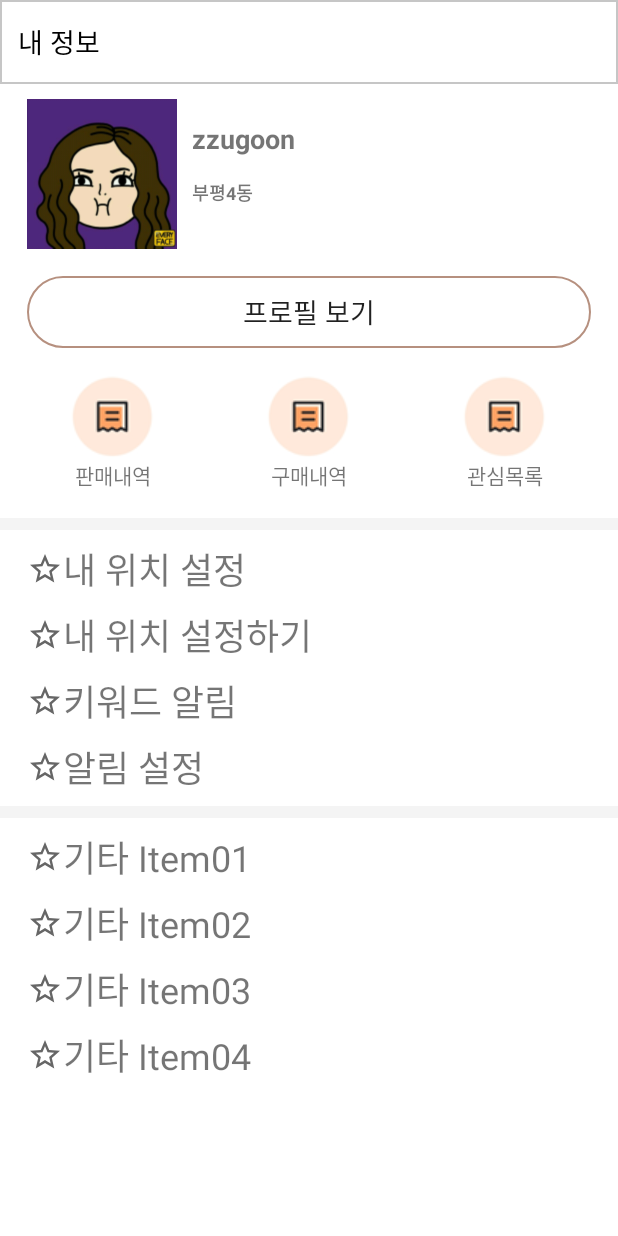
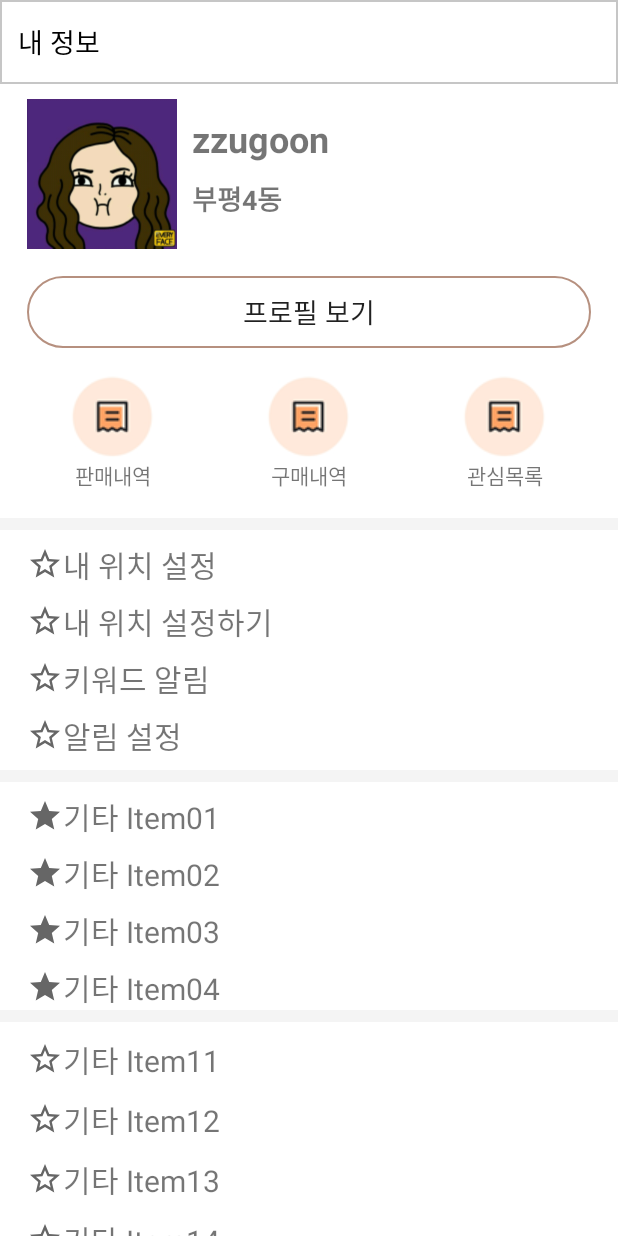
Before and after one commit to zzugoon/Project_Sharez, an Android app: the layout fragment_bot_my.xml on its own in the app's theme, with its tools: preview values and no code run, on a phone screen of 412 x 824 dp. Run offline under Robolectric (Android 15) with nearby library versions, the phone set to English and light mode, and no system bars.

Commit message:
자잘한 것들 수정 (#7)

```diff
--- a/app/src/main/res/layout/fragment_bot_my.xml
+++ b/app/src/main/res/layout/fragment_bot_my.xml
@@ -31,6 +31,7 @@
     <ScrollView
         android:layout_width="0dp"
         android:layout_height="0dp"
+        android:scrollbars="none"
         app:layout_constraintBottom_toBottomOf="parent"
         app:layout_constraintEnd_toEndOf="parent"
         app:layout_constraintStart_toStartOf="parent"
@@ -81,7 +82,7 @@
                             android:layout_weight="1"
                             android:gravity="center_vertical"
                             android:text="zzugoon"
-                            android:textSize="18sp"
+                            android:textSize="24sp"
                             android:textStyle="bold" />
 
                         <TextView
@@ -93,7 +94,7 @@
                             android:layout_weight="1"
                             android:gravity="top"
                             android:text="부평4동"
-                            android:textSize="12sp"
+                            android:textSize="18sp"
                             android:textStyle="bold" />
 
                     </LinearLayout>
@@ -180,7 +181,7 @@
                     android:drawableLeft="@drawable/ic_baseline_star_outline_24"
                     android:gravity="center_vertical"
                     android:text="내 위치 설정"
-                    android:textSize="24sp" />
+                    android:textSize="20sp" />
 
                 <TextView
                     android:id="@+id/my_tv_getLoca"
@@ -194,7 +195,7 @@
                     android:drawableLeft="@drawable/ic_baseline_star_outline_24"
                     android:gravity="center_vertical"
                     android:text="내 위치 설정하기"
-                    android:textSize="24sp" />
+                    android:textSize="20sp" />
 
                 <TextView
                     android:id="@+id/my_tv_keyword"
@@ -208,7 +209,7 @@
                     android:drawableLeft="@drawable/ic_baseline_star_outline_24"
                     android:gravity="center_vertical"
                     android:text="키워드 알림"
-                    android:textSize="24sp" />
+                    android:textSize="20sp" />
 
                 <TextView
                     android:id="@+id/my_tv_alarm"
@@ -223,13 +224,14 @@
                     android:drawableLeft="@drawable/ic_baseline_star_outline_24"
                     android:gravity="center_vertical"
                     android:text="알림 설정"
-                    android:textSize="24sp" />
+                    android:textSize="20sp" />
 
             </LinearLayout>
 
             <LinearLayout
                 android:layout_width="match_parent"
                 android:layout_height="wrap_content"
+                android:layout_marginBottom="8dp"
                 android:background="@color/white"
                 android:orientation="vertical">
 
@@ -243,10 +245,10 @@
                     android:layout_marginEnd="18dp"
                     android:layout_marginRight="18dp"
                     android:background="@color/white"
-                    android:drawableLeft="@drawable/ic_baseline_star_outline_24"
+                    android:drawableLeft="@drawable/ic_baseline_star_24"
                     android:gravity="center_vertical"
                     android:text="기타 Item01"
-                    android:textSize="24sp" />
+                    android:textSize="20sp" />
 
                 <TextView
                     android:id="@+id/my_tv_etc2"
@@ -258,10 +260,10 @@
                     android:layout_marginEnd="18dp"
                     android:layout_marginRight="18dp"
                     android:background="@color/white"
-                    android:drawableLeft="@drawable/ic_baseline_star_outline_24"
+                    android:drawableLeft="@drawable/ic_baseline_star_24"
                     android:gravity="center_vertical"
                     android:text="기타 Item02"
-                    android:textSize="24sp" />
+                    android:textSize="20sp" />
 
                 <TextView
                     android:id="@+id/my_tv_etc3"
@@ -273,10 +275,10 @@
                     android:layout_marginEnd="18dp"
                     android:layout_marginRight="18dp"
                     android:background="@color/white"
-                    android:drawableLeft="@drawable/ic_baseline_star_outline_24"
+                    android:drawableLeft="@drawable/ic_baseline_star_24"
                     android:gravity="center_vertical"
                     android:text="기타 Item03"
-                    android:textSize="24sp" />
+                    android:textSize="20sp" />
 
                 <TextView
                     android:id="@+id/my_tv_etc4"
@@ -288,10 +290,61 @@
                     android:layout_marginEnd="18dp"
                     android:layout_marginRight="18dp"
                     android:background="@color/white"
-                    android:drawableLeft="@drawable/ic_baseline_star_outline_24"
+                    android:drawableLeft="@drawable/ic_baseline_star_24"
                     android:gravity="center_vertical"
                     android:text="기타 Item04"
-                    android:textSize="24sp" />
+                    android:textSize="20sp" />
+            </LinearLayout>
+
+            <LinearLayout
+                android:layout_width="match_parent"
+                android:layout_height="match_parent"
+                android:background="@color/white"
+                android:orientation="vertical">
+
+                <TextView
+                    android:id="@+id/my_tv_etc2_1"
+                    android:layout_width="match_parent"
+                    android:layout_height="wrap_content"
+                    android:layout_marginLeft="18dp"
+                    android:layout_marginTop="10dp"
+                    android:layout_marginRight="18dp"
+                    android:text="기타 Item11"
+                    android:textSize="20sp"
+                    app:drawableLeftCompat="@drawable/ic_baseline_star_outline_24" />
+
+                <TextView
+                    android:id="@+id/my_tv_etc2_2"
+                    android:layout_width="match_parent"
+                    android:layout_height="wrap_content"
+                    android:layout_marginLeft="18dp"
+                    android:layout_marginTop="10dp"
+                    android:layout_marginRight="18dp"
+                    android:text="기타 Item12"
+                    android:textSize="20sp"
+                    app:drawableLeftCompat="@drawable/ic_baseline_star_outline_24" />
+
+                <TextView
+                    android:id="@+id/my_tv_etc2_3"
+                    android:layout_width="match_parent"
+                    android:layout_height="wrap_content"
+                    android:layout_marginLeft="18dp"
+                    android:layout_marginTop="10dp"
+                    android:layout_marginRight="18dp"
+                    android:text="기타 Item13"
+                    android:textSize="20sp"
+                    app:drawableLeftCompat="@drawable/ic_baseline_star_outline_24" />
+
+                <TextView
+                    android:id="@+id/my_tv_etc2_4"
+                    android:layout_width="match_parent"
+                    android:layout_height="wrap_content"
+                    android:layout_marginLeft="18dp"
+                    android:layout_marginTop="10dp"
+                    android:layout_marginRight="18dp"
+                    android:text="기타 Item14"
+                    android:textSize="20sp"
+                    app:drawableLeftCompat="@drawable/ic_baseline_star_outline_24" />
             </LinearLayout>
 
         </LinearLayout>
--- a/app/src/main/res/layout/fragment_dat.xml
+++ b/app/src/main/res/layout/fragment_dat.xml
@@ -8,6 +8,8 @@
     <LinearLayout
         android:layout_width="match_parent"
         android:layout_height="match_parent"
+        android:layout_marginStart="10dp"
+        android:layout_marginEnd="10dp"
         android:orientation="vertical">
 
         <LinearLayout
@@ -18,7 +20,7 @@
             <EditText
                 android:id="@+id/edatdraw"
                 android:layout_width="match_parent"
-                android:layout_height="74dp"
+                android:layout_height="match_parent"
                 android:gravity="bottom|left"
                 android:hint="댓글내용을 작성해주세요" />
 
--- a/app/src/main/res/layout/fragment_dd.xml
+++ b/app/src/main/res/layout/fragment_dd.xml
@@ -13,7 +13,7 @@
         <EditText
             android:id="@+id/edatdraw"
             android:layout_width="match_parent"
-            android:layout_height="80dp"
+            android:layout_height="wrap_content"
             android:gravity="bottom|left"
             android:hint="댓글내용을 작성해주세요" />
 
```
Also changed, not shown: app/src/main/java/com/ex/project_sharez/datgle/dat.java (+45 -37 lines), app/src/main/res/layout/fragment_itempage.xml (+28 -19 lines), app/src/main/res/layout/newdat.xml (+7 -9 lines).
